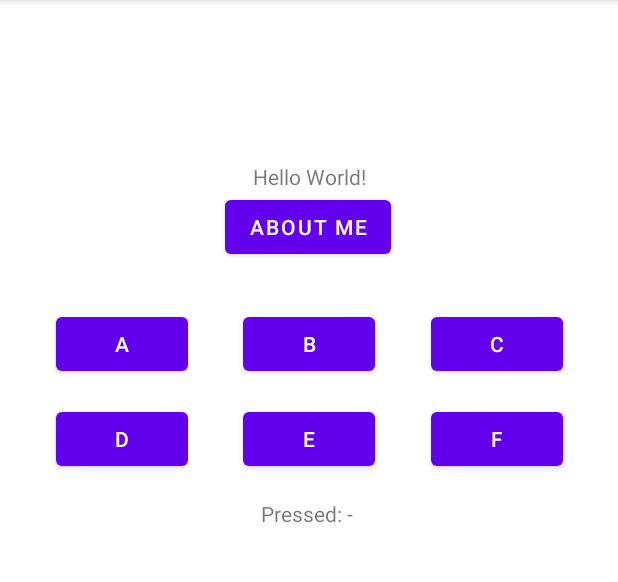
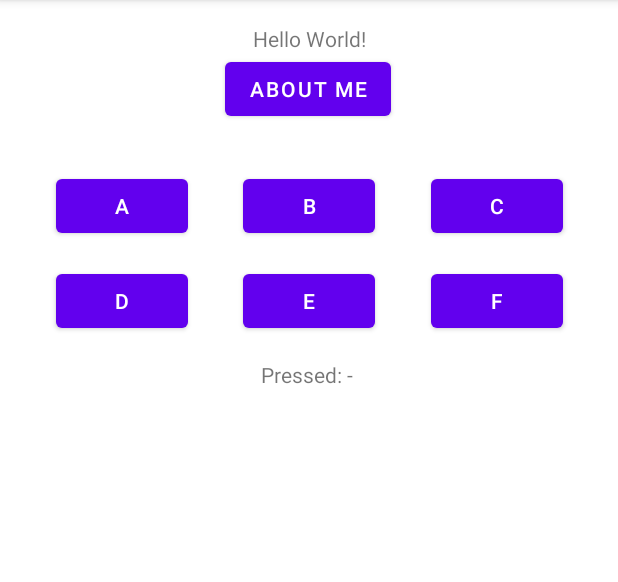
Before and after one commit to manadita/assignment, an Android app: the screen it shows after launch (MainActivity), on a phone screen of 412 x 824 dp, the part 84-666 px from its top. Run offline under Robolectric (Android 15) with nearby library versions, the phone set to English and light mode, and no system bars.

Commit message:
A3_clicky_click

```diff
--- a/app/src/main/res/layout/activity_main.xml
+++ b/app/src/main/res/layout/activity_main.xml
@@ -10,7 +10,7 @@
         android:id="@+id/button_about_me"
         android:layout_width="wrap_content"
         android:layout_height="wrap_content"
-        android:text="About Me"
+        android:text="@string/about_me"
         app:layout_constraintEnd_toEndOf="parent"
         app:layout_constraintHorizontal_bias="0.498"
         app:layout_constraintStart_toStartOf="parent"
@@ -20,7 +20,7 @@
         android:id="@+id/textView"
         android:layout_width="wrap_content"
         android:layout_height="wrap_content"
-        android:layout_marginTop="108dp"
+        android:layout_marginTop="16dp"
         android:text="Hello World!"
         app:layout_constraintEnd_toEndOf="parent"
         app:layout_constraintStart_toStartOf="parent"
@@ -31,7 +31,7 @@
         android:layout_width="wrap_content"
         android:layout_height="wrap_content"
         android:layout_marginTop="30dp"
-        android:text="A"
+        android:text="@string/a"
         app:layout_constraintEnd_toStartOf="@+id/button_b"
         app:layout_constraintHorizontal_bias="0.5"
         app:layout_constraintStart_toStartOf="parent"
@@ -42,7 +42,7 @@
         android:layout_width="wrap_content"
         android:layout_height="wrap_content"
         android:layout_marginTop="30dp"
-        android:text="B"
+        android:text="@string/b"
         app:layout_constraintEnd_toEndOf="parent"
         app:layout_constraintHorizontal_bias="0.5"
         app:layout_constraintStart_toStartOf="parent"
@@ -53,7 +53,7 @@
         android:layout_width="wrap_content"
         android:layout_height="wrap_content"
         android:layout_marginTop="30dp"
-        android:text="C"
+        android:text="@string/c"
         app:layout_constraintEnd_toEndOf="parent"
         app:layout_constraintHorizontal_bias="0.5"
         app:layout_constraintStart_toEndOf="@+id/button_b"
@@ -64,7 +64,7 @@
         android:layout_width="wrap_content"
         android:layout_height="wrap_content"
         android:layout_marginTop="15dp"
-        android:text="D"
+        android:text="@string/d"
         app:layout_constraintEnd_toStartOf="@+id/button_e"
         app:layout_constraintHorizontal_bias="0.5"
         app:layout_constraintStart_toStartOf="parent"
@@ -75,7 +75,7 @@
         android:layout_width="wrap_content"
         android:layout_height="wrap_content"
         android:layout_marginTop="15dp"
-        android:text="E"
+        android:text="@string/e"
         app:layout_constraintEnd_toEndOf="parent"
         app:layout_constraintHorizontal_bias="0.5"
         app:layout_constraintStart_toStartOf="parent"
@@ -86,7 +86,7 @@
         android:layout_width="wrap_content"
         android:layout_height="wrap_content"
         android:layout_marginTop="15dp"
-        android:text="F"
+        android:text="@string/f"
         app:layout_constraintEnd_toEndOf="parent"
         app:layout_constraintHorizontal_bias="0.5"
         app:layout_constraintStart_toEndOf="@+id/button_e"
@@ -95,13 +95,26 @@
     <TextView
         android:id="@+id/textView_buttonpressed"
         android:layout_width="178dp"
-        android:layout_height="21dp"
+        android:layout_height="wrap_content"
         android:layout_marginTop="15dp"
-        android:autoText="false"
-        android:text="TextView"
+        android:text="@string/pressed"
         app:layout_constraintEnd_toEndOf="parent"
         app:layout_constraintHorizontal_bias="0.5"
         app:layout_constraintStart_toStartOf="parent"
         app:layout_constraintTop_toBottomOf="@id/button_e" />
 
+    <androidx.constraintlayout.widget.Guideline
+        android:id="@+id/guideline2"
+        android:layout_width="wrap_content"
+        android:layout_height="wrap_content"
+        android:orientation="vertical"
+        app:layout_constraintGuide_begin="20dp" />
+
+    <androidx.constraintlayout.widget.Guideline
+        android:id="@+id/guideline3"
+        android:layout_width="wrap_content"
+        android:layout_height="wrap_content"
+        android:orientation="vertical"
+        app:layout_constraintGuide_begin="20dp" />
+
 </androidx.constraintlayout.widget.ConstraintLayout>
--- a/app/src/main/res/values/strings.xml
+++ b/app/src/main/res/values/strings.xml
@@ -1,3 +1,11 @@
 <resources>
     <string name="app_name">NUMAD21Fa_YuZou</string>
+    <string name="about_me">About Me</string>
+    <string name="b">B</string>
+    <string name="a">A</string>
+    <string name="e">E</string>
+    <string name="c">C</string>
+    <string name="d">D</string>
+    <string name="f">F</string>
+    <string name="pressed">Pressed: -</string>
 </resources>
```
